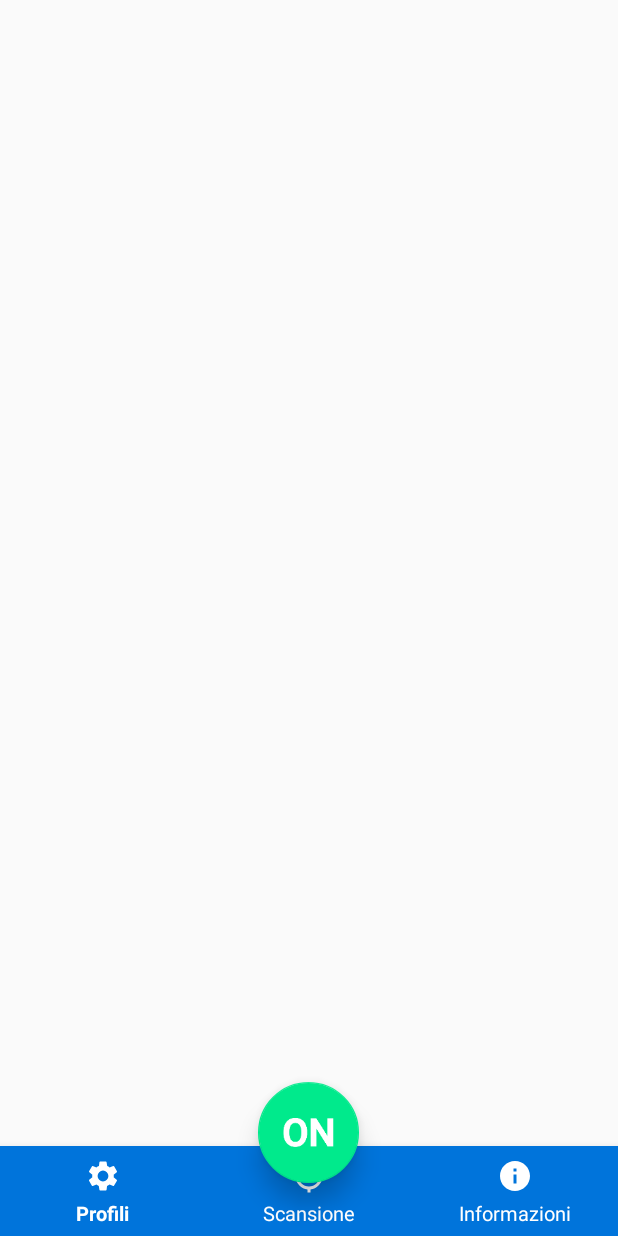
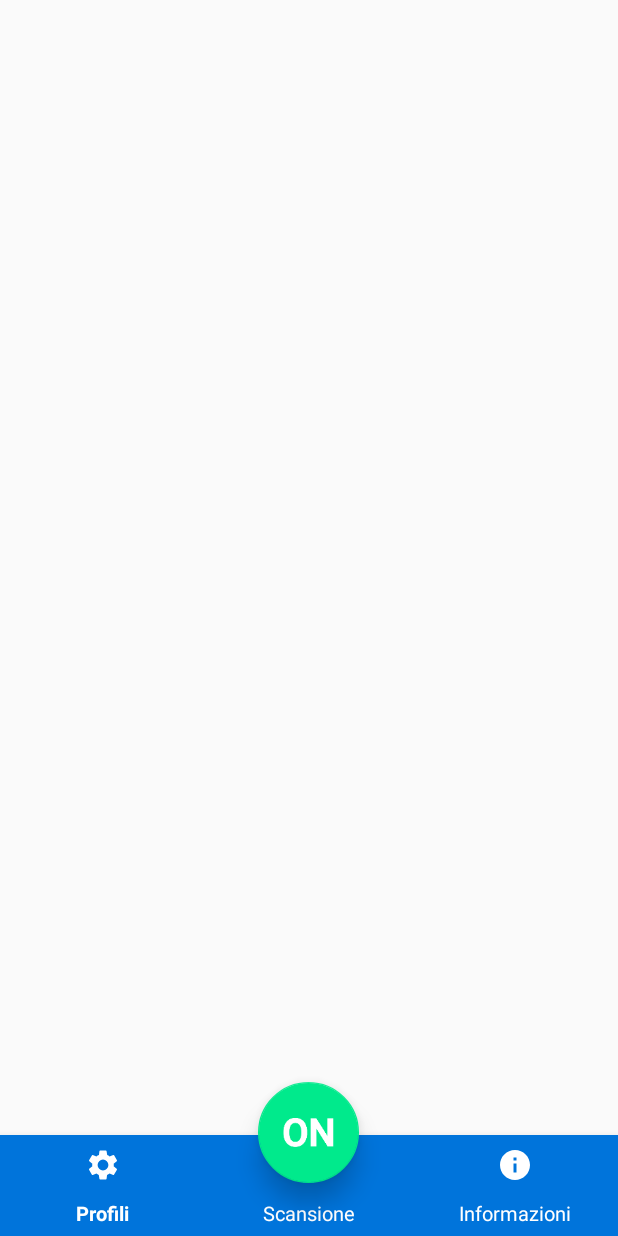
Before and after one commit to FabrizioBilleciUNICT/Distantia-UI, an Android app: the layout activity_main.xml on its own in the app's theme, with its tools: preview values and no code run, on a phone screen of 412 x 824 dp. Run offline under Robolectric (Android 15) with nearby library versions, the phone set to English and light mode, and no system bars.

Commit message:
bottomNav fab changes

```diff
--- a/app/src/main/res/layout/activity_main.xml
+++ b/app/src/main/res/layout/activity_main.xml
@@ -17,11 +17,11 @@
             android:layout_alignParentBottom="true"
             android:id="@+id/bottomNavigationView"
             android:layout_width="match_parent"
-            android:layout_height="60dp"
+            android:layout_height="@dimen/fab_nav_dim"
             android:layout_gravity="bottom"
             app:fab_cradle_margin="8dp"
-            app:fab_cradle_rounded_corner_radius="40dp"
-            app:fab_size="55dp"
+            app:fab_cradle_rounded_corner_radius="15dp"
+            app:fab_size="60dp"
             app:itemTextColor="#fff"
             app:itemIconTint="@android:color/white"
             app:itemTextAppearanceActive="@style/BottomNavigationView.Active"
@@ -30,12 +30,12 @@
 
         <com.google.android.material.floatingactionbutton.FloatingActionButton
             android:id="@+id/fab"
-            app:fabCustomSize="67dp"
+            app:fabCustomSize="@dimen/fab_nav_dim"
+            android:layout_width="wrap_content"
+            android:layout_height="wrap_content"
             app:backgroundTint="@color/colorAccent"
             android:src="@drawable/ic_on"
             app:maxImageSize="34dp"
-            android:layout_width="67dp"
-            android:layout_height="67dp"
             android:clickable="true"
             android:focusable="true"
             android:layout_centerHorizontal="true"
--- /dev/null
+++ b/app/src/main/res/values/dimens.xml
@@ -0,0 +1,4 @@
+<?xml version="1.0" encoding="utf-8"?>
+<resources>
+    <dimen name="fab_nav_dim">67dp</dimen>
+</resources>
```
